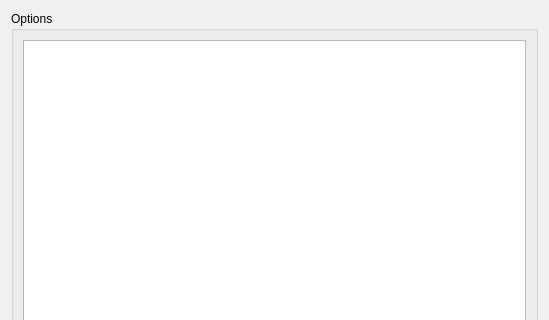
This is Minerva/Plugins/WmsLayerQt/OptionsDialog.ui in perryiv/cadkit as Qt 5 draws it before an edit; both pictures show x 0 to 549 and y 0 to 320 of the 549 by 527 pixel window. The edited form follows.
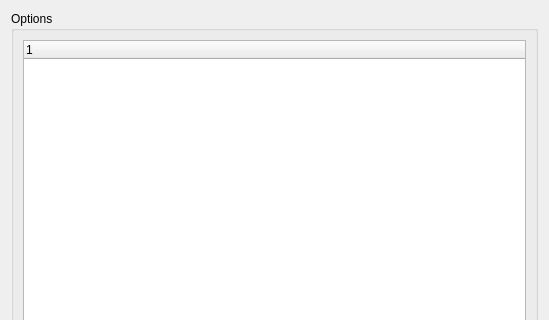
This is the edited form.

Commit message: -Listing wms options in QTreeWidget.

The edit to the form file:
```diff
--- a/Minerva/Plugins/WmsLayerQt/OptionsDialog.ui
+++ b/Minerva/Plugins/WmsLayerQt/OptionsDialog.ui
@@ -20,7 +20,16 @@
      </property>
      <layout class="QVBoxLayout" >
       <item>
-       <widget class="QTableWidget" name="tableWidget" />
+       <widget class="QTreeWidget" name="_optionsTreeWidget" >
+        <property name="alternatingRowColors" >
+         <bool>true</bool>
+        </property>
+        <column>
+         <property name="text" >
+          <string>1</string>
+         </property>
+        </column>
+       </widget>
       </item>
      </layout>
     </widget>
```
The commit also changes 5 other files.
